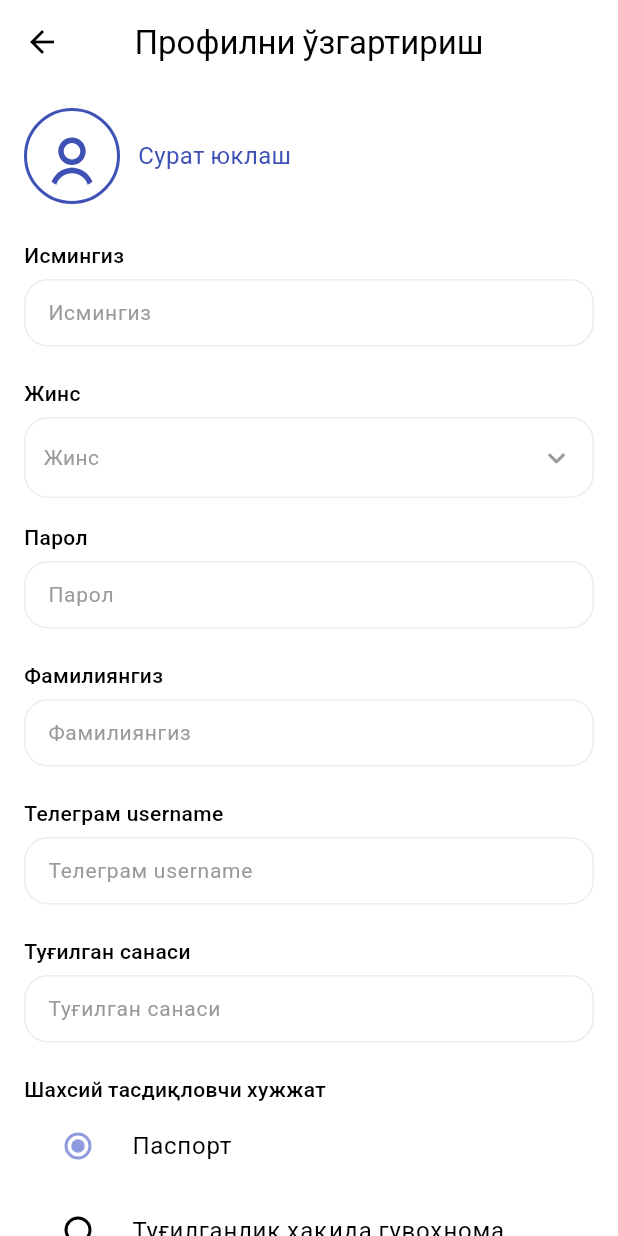
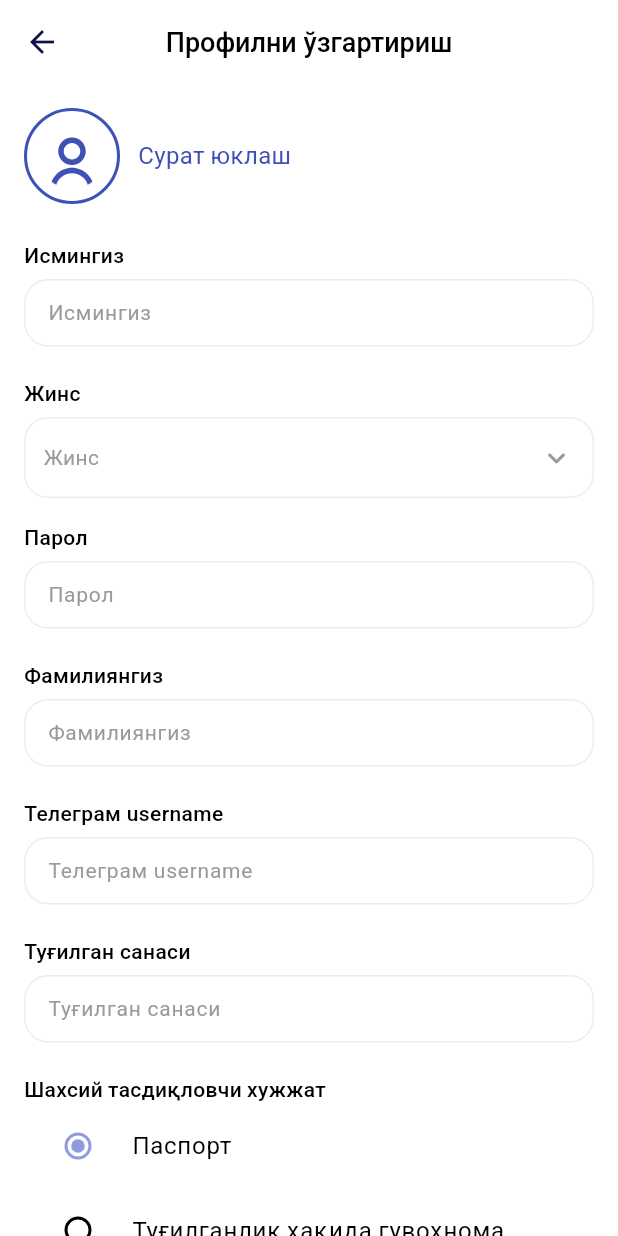
Before and after one commit to Shohjaxon-098/kutubxona_sifat, a Flutter app: the EditProfileForm screen opened directly, on a phone screen of 412 x 824 dp. Run offline on Flutter 3.47's test engine with Material 3 defaults, Android fonts, the phone set to English and light mode, and no system bars; our stand-ins replace bloc, cached_network_image, connectivity_plus, dartz, dio, equatable and 12 more; accounts and stored records are empty; network calls fail; project files that could hold a hidden picture were left out.

Commit message:
feat: Refactor category display components and enhance search functionality; replace AllCategories with Categories widget; improve state management in search; update profile editing controller and form; adjust UI styles across various screens.

```diff
--- a/lib/features/category/presentation/screens/category_screen.dart
+++ b/lib/features/category/presentation/screens/category_screen.dart
@@ -37,7 +37,7 @@ Widget buildBody(BuildContext context) {
             if (state is HomeLoading) {
               return ShimmerLoadingAllCategories();
             } else if (state is HomeDataLoaded) {
-              return AllCategories(
+              return Categories(
                 categories: state.categories,
               ); // ❗ Bu yerda to‘liq ro‘yxat
             }
--- a/lib/features/home/presentation/logic/search/search_state.dart
+++ b/lib/features/home/presentation/logic/search/search_state.dart
@@ -2,30 +2,35 @@ import 'package:equatable/equatable.dart';
 import 'package:kutubxona/features/home/domain/entities/book_entity.dart';
 
 abstract class SearchState extends Equatable {
-  const SearchState();
+  final String query;
+  const SearchState(this.query);
 
   @override
-  List<Object?> get props => [];
+  List<Object?> get props => [query];
 }
 
-class SearchInitial extends SearchState {}
+class SearchInitial extends SearchState {
+  const SearchInitial() : super('');
+}
 
-class SearchLoading extends SearchState {}
+class SearchLoading extends SearchState {
+  const SearchLoading(String query) : super(query);
+}
 
 class SearchLoaded extends SearchState {
   final List<BookEntity> books;
 
-  const SearchLoaded(this.books);
+  const SearchLoaded(this.books, String query) : super(query);
 
   @override
-  List<Object?> get props => [books];
+  List<Object?> get props => [books, query];
 }
 
 class SearchError extends SearchState {
   final String message;
 
-  const SearchError(this.message);
+  const SearchError(this.message, String query) : super(query);
 
   @override
-  List<Object?> get props => [message];
+  List<Object?> get props => [message, query];
 }
--- a/lib/features/home/presentation/widgets/book_section_widget.dart
+++ b/lib/features/home/presentation/widgets/book_section_widget.dart
@@ -12,11 +12,11 @@ class BookSectionWidget extends StatelessWidget {
           children: [
             Text(
               'Куннинг енг яхшилари',
-              style: TextStyle(fontSize: 18, fontWeight: FontWeight.w500),
+              style: TextStyle(fontSize: 16, fontWeight: FontWeight.w600),
             ),
           ],
         ),
-        const SizedBox(height: 12),
+        const SizedBox(height: 24),
         BlocBuilder<HomeBloc, HomeState>(
           builder: (context, state) {
             if (state is HomeLoading)
--- a/lib/features/home/presentation/widgets/greeting_header.dart
+++ b/lib/features/home/presentation/widgets/greeting_header.dart
@@ -36,7 +36,7 @@ class GreetingHeader extends StatelessWidget {
                   ),
                   CircleAvatar(
                     backgroundColor: AppColors().white,
-                    radius: 28,
+                    radius: 26,
                     child:
                         state.user.photoPath.isEmpty
                             ? Padding(
--- a/lib/features/home/presentation/widgets/search_widget.dart
+++ b/lib/features/home/presentation/widgets/search_widget.dart
@@ -37,6 +37,7 @@ Widget search({
       ),
       hintStyle: TextStyle(
         fontSize: 14,
+        fontFamily: 'Roboto',
         color: Theme.of(context).colorScheme.primary,
       ),
       hintText: "Қидириш",
--- a/lib/features/profile/presentation/screens/edit_profile/widgets/edit_profile_form.dart
+++ b/lib/features/profile/presentation/screens/edit_profile/widgets/edit_profile_form.dart
@@ -34,7 +34,17 @@ class _EditProfileFormState extends State<EditProfileForm> {
 
     return Scaffold(
       appBar: AppBar(
-        title: const Text("Профилни ўзгартириш"),
+        title: const Text(
+          "Профилни ўзгартириш",
+          style: TextStyle(
+            fontSize: 18,
+            fontWeight: FontWeight.w500,
+            fontFamily: 'Roboto',
+          ),
+        ),
+        backgroundColor: Theme.of(context).colorScheme.surface,
+        elevation: 0,
+        iconTheme: IconThemeData(color: Theme.of(context).colorScheme.tertiary),
         centerTitle: true,
       ),
       body: BlocListener<UploadImageBloc, UploadImageState>(
--- a/lib/features/widgets/widgets_exports.dart
+++ b/lib/features/widgets/widgets_exports.dart
@@ -1,7 +1,7 @@
 export '../auth/presentation/screens/otp/widgets/otp_widget.dart';
 export 'textfield_input.dart';
 export 'phonetextfield_widget.dart';
-export 'all_categories.dart';
+export '../home/presentation/widgets/categories.dart';
 export '../home/presentation/widgets/single_categories.dart';
 export 'custom_selecter.dart';
 export 'primary_button.dart';
```
Also changed, not shown: lib/features/home/presentation/logic/search/search_bloc.dart (+11 -6 lines), lib/features/home/presentation/widgets/categories.dart (renamed from lib/features/widgets/all_categories.dart, +3 -4 lines), lib/features/home/presentation/widgets/category_section_widget.dart (+2 -5 lines), lib/features/home/presentation/widgets/fileter_bottom_sheet.dart (+8 -5 lines), lib/features/profile/presentation/screens/edit_profile/controller/edit_profile_controller.dart (+39 -6 lines), lib/features/profile/presentation/screens/profile_screen.dart (+7 -9 lines), lib/features/profile/presentation/widgets/profile_header_card.dart (+19 -8 lines), lib/features/home/presentation/logic/search/search_event.dart (line endings or trailing spaces).
